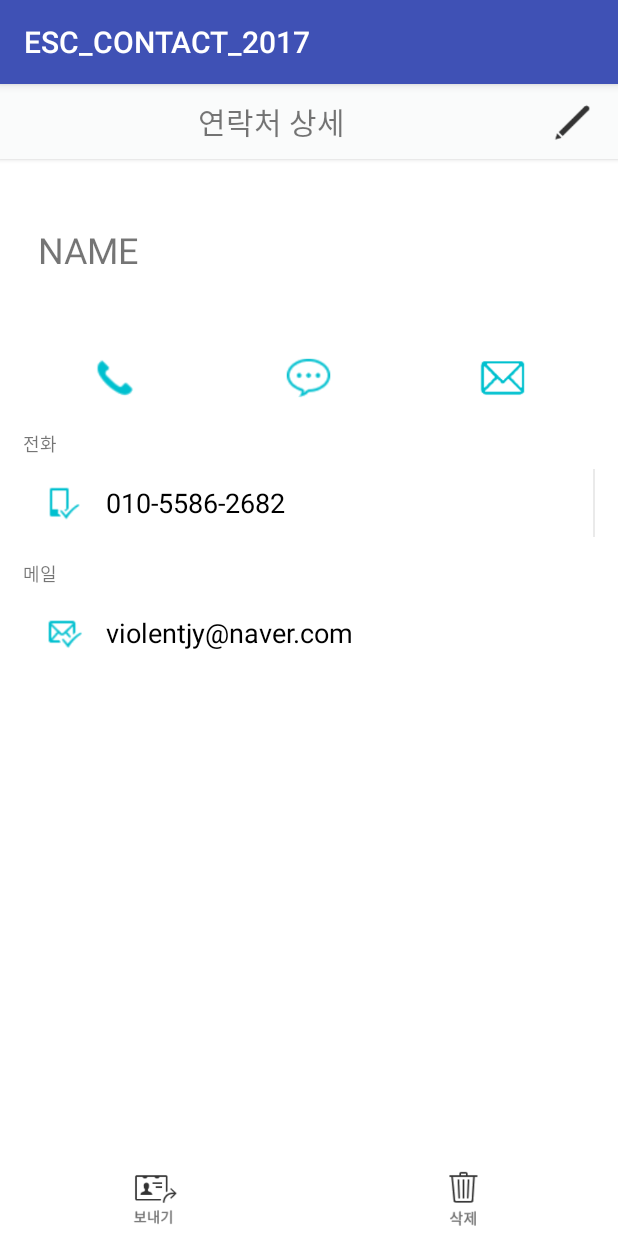
After one commit to HYUEOS/2017esc_contact, an Android app: the DetailActivity screen opened directly, with no data from a screen before it, on a phone screen of 412 x 824 dp. The commit adds this screen. Run offline under Robolectric (Android 15) with nearby library versions, the phone set to English and light mode, and no system bars; 4 statements that could not run were skipped.

Commit message:
DetailActivity까지 구현함

```diff
--- a/ESC_CONTACT_2017/app/src/main/AndroidManifest.xml
+++ b/ESC_CONTACT_2017/app/src/main/AndroidManifest.xml
@@ -19,7 +19,9 @@
             </intent-filter>
         </activity>
         <activity android:name=".ContactsAcitivity" />
-        <activity android:name=".ContactsActivity"></activity>
+        <activity android:name=".ContactsActivity" />
+        <activity android:name=".DetailActivity" />
+        <activity android:name=".EditActivity"></activity>
     </application>
 
 </manifest>
--- /dev/null
+++ b/ESC_CONTACT_2017/app/src/main/java/com/sejin/esc_contact_2017/DetailActivity.java
@@ -0,0 +1,56 @@
+package com.sejin.esc_contact_2017;
+
+import android.support.v7.app.AppCompatActivity;
+import android.os.Bundle;
+import android.widget.ImageButton;
+import android.widget.TextView;
+
+import com.sejin.esc_contact_2017.R;
+import com.sejin.esc_contact_2017.data.ContactData;
+import com.sejin.esc_contact_2017.data.DummyData;
+
+public class DetailActivity extends AppCompatActivity {
+
+    private ImageButton backBtn, editBtn, callBtn, msgBtn, mailBtn, shareBtn, deleteBtn;
+    private TextView name,phoneNum,mail;
+    private ContactData contactData;
+
+    private int position;
+    @Override
+    protected void onCreate(Bundle savedInstanceState) {
+        super.onCreate(savedInstanceState);
+        setContentView(R.layout.activity_detail);
+
+        editBtn = (ImageButton)findViewById(R.id.detail_edit_btn);
+        callBtn = (ImageButton)findViewById(R.id.detail_call_btn);
+        msgBtn = (ImageButton)findViewById(R.id.detail_message_btn);
+        mailBtn = (ImageButton)findViewById(R.id.detail_mail_btn);
+        shareBtn = (ImageButton)findViewById(R.id.detail_share_btn);
+        deleteBtn = (ImageButton)findViewById(R.id.detail_delete_btn);
+
+        name = (TextView)findViewById(R.id.detail_name);
+        phoneNum = (TextView)findViewById(R.id.detail_phone_num);
+        mail = (TextView)findViewById(R.id.detail_mail);
+
+
+
+    }
+
+    @Override
+    protected void onResume() {
+        super.onResume();
+
+        setData();
+
+    }
+
+    private void setData(){
+        position= getIntent().getIntExtra("position",-1);
+
+        contactData= DummyData.dummyList.get(position);
+        name.setText(contactData.getName());
+        phoneNum.setText(contactData.getPhoneNum());
+        mail.setText(contactData.getEmail());
+
+    }
+}
--- /dev/null
+++ b/ESC_CONTACT_2017/app/src/main/res/layout/activity_detail.xml
@@ -0,0 +1,239 @@
+<?xml version="1.0" encoding="utf-8"?>
+<RelativeLayout xmlns:android="http://schemas.android.com/apk/res/android"
+    xmlns:app="http://schemas.android.com/apk/res-auto"
+    xmlns:tools="http://schemas.android.com/tools"
+    android:id="@+id/activity_detail"
+    android:layout_width="match_parent"
+    android:layout_height="match_parent"
+    tools:context="com.sejin.esc_contact_2017.DetailActivity"
+    android:background="@android:color/white">
+
+    <LinearLayout
+        android:orientation="horizontal"
+        android:layout_width="match_parent"
+        android:background="#FAFBFB"
+        android:layout_height="50dp"
+        android:elevation="2dp"
+        android:id="@+id/detail_top_bar">
+
+        <TextView
+            android:text="연락처 상세"
+            android:layout_width="wrap_content"
+            android:layout_height="match_parent"
+            android:id="@+id/textView2"
+            android:layout_weight="1"
+            android:gravity="center"
+            android:textSize="20sp"
+            android:paddingLeft="5dp" />
+
+        <ImageButton
+            android:layout_width="50dp"
+            android:layout_height="50dp"
+            android:id="@+id/detail_edit_btn"
+            android:src="@drawable/contact_detail_pencil"
+            android:scaleType="fitCenter"
+            android:background="@null"
+            android:padding="9dp"
+            android:layout_marginRight="5dp" />
+    </LinearLayout>
+
+    <LinearLayout
+        android:layout_width="match_parent"
+        android:layout_height="wrap_content"
+        android:orientation="vertical"
+        android:padding="15dp"
+        android:layout_below="@+id/detail_top_bar"
+        android:layout_alignParentLeft="true"
+        android:layout_alignParentStart="true">
+
+        <TextView
+            android:id="@+id/detail_name"
+            android:layout_width="match_parent"
+            android:layout_height="70dp"
+            android:layout_margin="10dp"
+            android:layout_weight="1"
+            android:gravity="center_vertical"
+            android:text="NAME"
+            android:textSize="24sp" />
+
+        <LinearLayout
+            android:layout_width="match_parent"
+            android:layout_height="40dp"
+            android:layout_marginTop="20dp"
+            android:orientation="horizontal">
+
+            <ImageButton
+                android:id="@+id/detail_call_btn"
+                android:layout_width="0dp"
+                android:layout_height="match_parent"
+                android:layout_marginRight="4dp"
+                android:layout_weight="1"
+                android:background="@null"
+                android:padding="5dp"
+                android:scaleType="fitCenter"
+                android:src="@drawable/contact_detail_call_blue" />
+
+            <ImageButton
+                android:id="@+id/detail_message_btn"
+                android:layout_width="0dp"
+                android:layout_height="match_parent"
+                android:layout_marginLeft="2dp"
+                android:layout_marginRight="2dp"
+                android:layout_weight="1"
+                android:background="@null"
+                android:padding="5dp"
+                android:scaleType="fitCenter"
+                android:src="@drawable/contact_detail_message_blue" />
+
+            <ImageButton
+                android:id="@+id/detail_mail_btn"
+                android:layout_width="0dp"
+                android:layout_height="match_parent"
+                android:layout_marginLeft="4dp"
+                android:layout_weight="1"
+                android:background="@null"
+                android:padding="6dp"
+                android:scaleType="fitCenter"
+                android:src="@drawable/contact_detail_mail_blue" />
+
+        </LinearLayout>
+
+        <LinearLayout
+            android:id="@+id/detail_call_view"
+            android:layout_width="match_parent"
+            android:layout_height="wrap_content"
+            android:orientation="vertical">
+
+            <TextView
+                android:layout_width="match_parent"
+                android:layout_height="wrap_content"
+                android:layout_marginTop="15dp"
+                android:text="전화"
+                android:textSize="12sp" />
+
+            <LinearLayout
+                android:layout_width="match_parent"
+                android:layout_height="45dp"
+                android:layout_marginTop="8dp"
+                android:orientation="horizontal">
+
+                <LinearLayout
+                    android:id="@+id/detail_call_layout"
+                    android:layout_width="wrap_content"
+                    android:layout_height="match_parent"
+                    android:layout_weight="1"
+                    android:clickable="true"
+                    android:orientation="horizontal">
+
+                    <ImageView
+                        android:layout_width="55dp"
+                        android:layout_height="match_parent"
+                        android:padding="10dp"
+                        android:scaleType="fitCenter"
+                        app:srcCompat="@drawable/contact_detail_phone" />
+
+                    <TextView
+                        android:id="@+id/detail_phone_num"
+                        android:layout_width="match_parent"
+                        android:layout_height="match_parent"
+                        android:layout_weight="1"
+                        android:gravity="center_vertical"
+                        android:paddingBottom="10dp"
+                        android:paddingTop="10dp"
+                        android:text="010-5586-2682"
+                        android:textColor="@android:color/black"
+                        android:textSize="18sp" />
+
+                </LinearLayout>
+
+                <ImageView
+                    android:id="@+id/imageView2"
+                    android:layout_width="1dp"
+                    android:layout_height="match_parent"
+                    android:src="#EAEAEA" />
+
+            </LinearLayout>
+        </LinearLayout>
+
+        <LinearLayout
+            android:id="@+id/detail_mail_view"
+            android:layout_width="match_parent"
+            android:layout_height="wrap_content"
+            android:orientation="vertical">
+
+            <TextView
+                android:layout_width="match_parent"
+                android:layout_height="wrap_content"
+                android:layout_marginTop="15dp"
+                android:text="메일"
+                android:textSize="12sp" />
+
+            <LinearLayout
+                android:layout_width="match_parent"
+                android:layout_height="45dp"
+                android:layout_marginTop="8dp"
+                android:orientation="horizontal">
+
+                <LinearLayout
+                    android:id="@+id/detail_mail_layout"
+                    android:layout_width="wrap_content"
+                    android:layout_height="match_parent"
+                    android:layout_weight="1"
+                    android:clickable="true"
+                    android:orientation="horizontal">
+
+                    <ImageView
+                        android:layout_width="55dp"
+                        android:layout_height="match_parent"
+                        android:padding="10dp"
+                        android:scaleType="fitCenter"
+                        app:srcCompat="@drawable/contact_detail_mail" />
+
+                    <TextView
+                        android:id="@+id/detail_mail"
+                        android:layout_width="match_parent"
+                        android:layout_height="match_parent"
+                        android:layout_weight="1"
+                        android:gravity="center_vertical"
+                        android:paddingBottom="10dp"
+                        android:paddingTop="10dp"
+                        android:text="violentjy@naver.com"
+                        android:textColor="@android:color/black"
+                        android:textSize="18sp" />
+
+                </LinearLayout>
+            </LinearLayout>
+        </LinearLayout>
+
+    </LinearLayout>
+
+    <LinearLayout
+        android:id="@+id/detail_bottom_bar"
+        android:layout_width="match_parent"
+        android:layout_height="50dp"
+        android:layout_alignParentBottom="true"
+        android:orientation="horizontal">
+
+        <ImageButton
+            android:id="@+id/detail_share_btn"
+            android:layout_width="0dp"
+            android:layout_height="wrap_content"
+            android:layout_weight="1"
+            android:background="@null"
+            android:padding="5dp"
+            android:scaleType="fitCenter"
+            app:srcCompat="@drawable/contact_detail_share" />
+
+        <ImageButton
+            android:id="@+id/detail_delete_btn"
+            android:layout_width="0dp"
+            android:layout_height="wrap_content"
+            android:layout_weight="1"
+            android:background="@null"
+            android:padding="4dp"
+            android:scaleType="fitCenter"
+            app:srcCompat="@drawable/contact_detail_delete" />
+
+    </LinearLayout>
+
+</RelativeLayout>
```
Also changed, not shown: ESC_CONTACT_2017/app/src/main/java/com/sejin/esc_contact_2017/ContactsActivity.java (+21 -0 lines), ESC_CONTACT_2017/app/src/main/java/com/sejin/esc_contact_2017/EditActivity.java (added, +13 -0 lines), ESC_CONTACT_2017/app/src/main/java/com/sejin/esc_contact_2017/adapter/ContactRcvAdapter.java (added, +106 -0 lines), ESC_CONTACT_2017/app/src/main/res/layout/activity_edit.xml (added, +9 -0 lines), ESC_CONTACT_2017/app/src/main/res/layout/contact_item.xml (added, +63 -0 lines).
